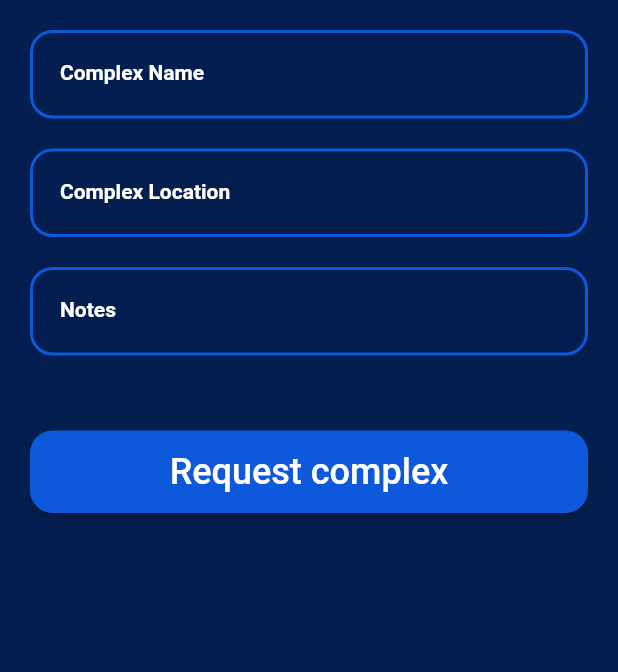
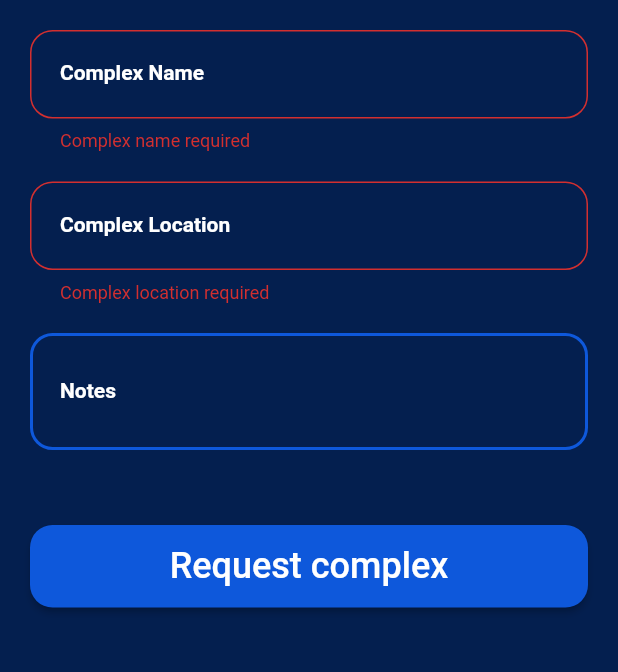
Before and after one commit to justdeepaktiwari/mailapp01, a Flutter app: the RequestComplex screen opened directly, after a tap on "Request complex", on a phone screen of 412 x 824 dp, the part 300-972 px from its top. Run offline on Flutter 3.47's test engine with Material 2 defaults, Android fonts, the phone set to English and light mode, and no system bars; our stand-ins replace email_validator, lite_rolling_switch, shared_preferences; accounts and stored records are empty; statements that could not run were skipped.

Commit message:
Profile Update & Complex Request

```diff
--- a/lib/api/api_endpoints.dart
+++ b/lib/api/api_endpoints.dart
@@ -6,7 +6,7 @@ class ApiEndpoints {
   static const String login = '/login';
   static const String register = '/register';
   static const String logout = '/logout';
-  static String profileUpdate = 'users/$userId/update';
+  static String profileUpdate = '/users/$userId/update';
   static const String complexRequest = '/complexes/request';
 
   static int userId = SharedPreferencesUtils.getIntValuesSF("userId");
--- a/lib/main.dart
+++ b/lib/main.dart
@@ -8,7 +8,6 @@ import 'package:mailapp01/providers/auth_provider.dart';
 void main() async {
   WidgetsFlutterBinding.ensureInitialized();
   await SharedPreferencesUtils.init();
-
   runApp(const MyApp());
 }
 
--- a/lib/providers/auth_provider.dart
+++ b/lib/providers/auth_provider.dart
@@ -1,11 +1,18 @@
+import 'dart:convert';
+
 import 'package:flutter/material.dart';
 import 'package:mailapp01/utils/shared_preferences_utils.dart';
 
 class AuthProvider with ChangeNotifier {
   bool _isLoggedIn = false;
+  Map<String, dynamic> _userInfo = {};
   bool get isLoggedIn => _isLoggedIn;
+  Map<String, dynamic> get userInfo => _userInfo;
 
   checkLoggin() {
+    _userInfo = jsonDecode(
+      SharedPreferencesUtils.getStringValuesSF("userInfo"),
+    );
     _isLoggedIn = SharedPreferencesUtils.getBoolValuesSF("isLoggedin");
   }
 
@@ -16,6 +23,7 @@ class AuthProvider with ChangeNotifier {
 
   logout() async {
     _isLoggedIn = false;
+    _userInfo = {};
     notifyListeners();
   }
 }
--- a/lib/screens/complex/request_complex.dart
+++ b/lib/screens/complex/request_complex.dart
@@ -1,6 +1,9 @@
 import 'package:flutter/material.dart';
+import 'package:mailapp01/services/complex/complex_body.dart';
+import 'package:mailapp01/services/complex/complex_services.dart';
 import 'package:mailapp01/utils/constants.dart';
 import 'package:mailapp01/widgets/page_heading.dart';
+import 'package:mailapp01/widgets/processing_dialog.dart';
 
 import '../../widgets/button.dart';
 import '../../widgets/text_field.dart';
@@ -13,9 +16,13 @@ class RequestComplex extends StatefulWidget {
 }
 
 class _RequestComplexState extends State<RequestComplex> {
+  bool complexNameError = false;
+  bool complexLocationError = false;
+
   TextEditingController complexName = TextEditingController();
   TextEditingController complexLocation = TextEditingController();
   TextEditingController notes = TextEditingController();
+
   @override
   Widget build(BuildContext context) {
     return Scaffold(
@@ -58,6 +65,7 @@ class _RequestComplexState extends State<RequestComplex> {
               editingController: complexName,
               isPasswordType: false,
               textInputType: TextInputType.text,
+              errorText: complexNameError ? "Complex name required" : null,
             ),
             const SizedBox(
               height: 20,
@@ -67,7 +75,9 @@ class _RequestComplexState extends State<RequestComplex> {
               labelText: "Complex Location",
               editingController: complexLocation,
               isPasswordType: false,
-              textInputType: TextInputType.phone,
+              textInputType: TextInputType.multiline,
+              errorText:
+                  complexLocationError ? "Complex location required" : null,
             ),
             const SizedBox(
               height: 20,
@@ -77,7 +87,9 @@ class _RequestComplexState extends State<RequestComplex> {
               labelText: "Notes",
               editingController: notes,
               isPasswordType: false,
-              textInputType: TextInputType.emailAddress,
+              textInputType: TextInputType.multiline,
+              minLines: 2,
+              maxLines: 5,
             ),
             const SizedBox(
               height: 20,
@@ -93,7 +105,45 @@ class _RequestComplexState extends State<RequestComplex> {
             ),
             ButtonWidget(
               buttonName: "Request complex",
-              onPressed: () {},
+              onPressed: () async {
+                FocusScope.of(context).unfocus();
+
+                complexNameError = complexName.text == '' ? true : false;
+                complexLocationError =
+                    complexLocation.text == '' ? true : false;
+
+                if (complexLocationError || complexNameError) {
+                  setState(() {});
+                  return;
+                }
+
+                _showProcessingDialog();
+
+                final response = await ComplexService.requestComplex(
+                  ComplexBody(
+                    name: complexName.text,
+                    complexLocation: complexLocation.text,
+                    notes: notes.text,
+                  ),
+                );
+
+                complexName.text = '';
+                complexLocation.text = '';
+                notes.text = '';
+
+                if (response["success"]) {
+                  showSuccessMessage(
+                    response["message"] ?? "Successfully requested!",
+                  );
+                } else {
+                  showErrorMessage(
+                    response["message"] ?? "Error in requesting complex",
+                  );
+                }
+                setState(() {});
+                // ignore: use_build_context_synchronously
+                Navigator.of(context).pop();
+              },
             ),
             const SizedBox(
               height: 50,
@@ -104,4 +154,30 @@ class _RequestComplexState extends State<RequestComplex> {
       ),
     );
   }
+
+  void _showProcessingDialog() {
+    showDialog(
+      context: context,
+      barrierDismissible: false,
+      builder: (BuildContext context) {
+        return const ProcessingDialog();
+      },
+    );
+  }
+
+  void showSuccessMessage(String message) {
+    final snackBar = SnackBar(
+      content: Text(message),
+      backgroundColor: Colors.green,
+    );
+    ScaffoldMessenger.of(context).showSnackBar(snackBar);
+  }
+
+  void showErrorMessage(String message) {
+    final snackBar = SnackBar(
+      content: Text(message),
+      backgroundColor: Colors.red,
+    );
+    ScaffoldMessenger.of(context).showSnackBar(snackBar);
+  }
 }
--- /dev/null
+++ b/lib/services/complex/complex_body.dart
@@ -0,0 +1,25 @@
+class ComplexBody {
+  final String name;
+  final String complexLocation;
+  final String notes;
+
+  ComplexBody({
+    required this.name,
+    required this.complexLocation,
+    this.notes = '',
+  });
+
+  Map<String, dynamic> bodyData() {
+    if (notes != '') {
+      return {
+        "name": name,
+        "location": complexLocation,
+        "notes": notes,
+      };
+    }
+    return {
+      "name": name,
+      "location": complexLocation,
+    };
+  }
+}
--- /dev/null
+++ b/lib/services/complex/complex_services.dart
@@ -0,0 +1,28 @@
+import 'dart:convert';
+
+import 'package:mailapp01/api/api_endpoints.dart';
+import 'package:mailapp01/api/api_helpers.dart';
+import 'package:mailapp01/services/complex/complex_body.dart';
+
+class ComplexService {
+  static Future<Map<String, dynamic>> requestComplex(
+    ComplexBody complexBody,
+  ) async {
+    final response = await ApiHelper.post(
+      ApiEndpoints.complexRequest,
+      complexBody.bodyData(),
+      ApiHelper.authRequestHeaders(),
+    );
+
+    final result = jsonDecode(response.body);
+    if (response.statusCode == 200) {
+      return result;
+    } else if (response.statusCode == 422) {
+      return result;
+    }
+    return {
+      "success": false,
+      "message": "Error in request complex!",
+    };
+  }
+}
--- /dev/null
+++ b/lib/services/users/profile_body.dart
@@ -0,0 +1,25 @@
+class ProfileBody {
+  final String name;
+  final String phone;
+  final String password;
+
+  ProfileBody({
+    this.password = '',
+    required this.name,
+    required this.phone,
+  });
+
+  Map<String, dynamic> bodyData() {
+    if (password != '') {
+      return {
+        "name": name,
+        "phone": phone,
+        "password": password,
+      };
+    }
+    return {
+      "name": name,
+      "phone": phone,
+    };
+  }
+}
--- a/lib/widgets/text_field.dart
+++ b/lib/widgets/text_field.dart
@@ -7,6 +7,10 @@ class TextFieldWidget extends StatelessWidget {
 
   final String labelText;
   final bool isPasswordType;
+
+  final int? minLines;
+  final int? maxLines;
+
   TextEditingController editingController;
   TextInputType textInputType;
 
@@ -17,6 +21,8 @@ class TextFieldWidget extends StatelessWidget {
     required this.isPasswordType,
     required this.textInputType,
     this.errorText,
+    this.minLines,
+    this.maxLines,
   });
 
   @override
@@ -27,6 +33,8 @@ class TextFieldWidget extends StatelessWidget {
       enableSuggestions: true,
       autocorrect: true,
       keyboardType: textInputType,
+      minLines: minLines,
+      maxLines: maxLines,
       style: const TextStyle(color: AppConstants.white),
       decoration: InputDecoration(
         labelStyle: const TextStyle(
```
Also changed, not shown: lib/screens/profile_screen.dart (+64 -3 lines), lib/services/auth/auth_service.dart (+29 -2 lines), lib/services/user_service.dart (deleted, +0 -8 lines), lib/services/users/user_service.dart (added, +38 -0 lines), lib/widgets/text_field_with_icon.dart (+21 -2 lines).
